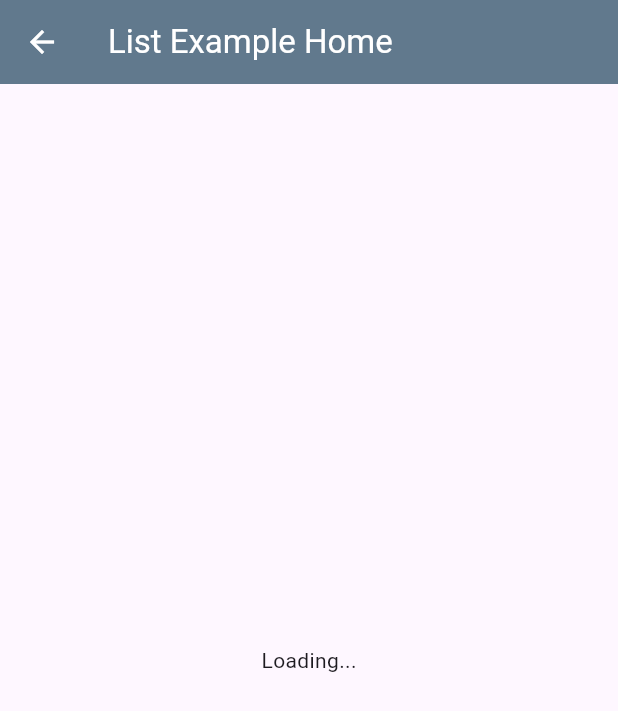
After one commit to Purvik/SwipeTo, a Flutter app: the screen it shows after launch, after a tap on the "list alt" icon, on a phone screen of 412 x 824 dp. The commit adds this screen. Shown: the top 711 px of the screen. Run offline on Flutter 3.47's test engine with Material 3 defaults, Android fonts, the phone set to English and light mode, and no system bars.

Commit message:
Added ListView usage instructions and example

```diff
--- /dev/null
+++ b/example/lib/list_home.dart
@@ -0,0 +1,96 @@
+import 'dart:async';
+import 'dart:developer';
+
+import 'package:flutter/material.dart';
+import 'package:swipe_to/swipe_to.dart';
+
+class ListHome extends StatefulWidget {
+  const ListHome({Key? key}) : super(key: key);
+
+  @override
+  State<ListHome> createState() => _ListHomeState();
+}
+
+class _ListHomeState extends State<ListHome> {
+  Stream<List<String>> loadNames() async* {
+    late final StreamController<List<String>> controller;
+    controller = StreamController<List<String>>();
+    int counter = 0;
+    List<String> _names = List<String>.empty(growable: true);
+    void tick(Timer timer) {
+      counter++;
+      // _names.add("name $counter");
+      _names.insert(0, "Name $counter");
+      controller.add(_names); // Ask stream to send counter values as event.
+      if (counter >= 15) {
+        timer.cancel();
+        controller.close(); // Ask stream to shut down and tell listeners.
+      }
+    }
+
+    Timer.periodic(const Duration(seconds: 3), tick);
+    yield* controller.stream; // In this line, add the * after yield
+  }
+
+  @override
+  Widget build(BuildContext context) {
+    return Scaffold(
+      appBar: AppBar(
+        title: const Text('List Example Home'),
+        foregroundColor: Colors.white,
+        backgroundColor: Colors.blueGrey,
+        elevation: 4.0,
+      ),
+      body: Container(
+          padding: const EdgeInsets.symmetric(
+            horizontal: 16.0,
+            vertical: 8.0,
+          ),
+          child: StreamBuilder<List<String>>(
+            stream: loadNames(),
+            builder:
+                (BuildContext context, AsyncSnapshot<List<String>> snapshot) {
+              if (snapshot.hasError) {
+                return const Text('Something went wrong');
+              }
+              if (snapshot.connectionState == ConnectionState.waiting) {
+                return const Center(child: Text("Loading..."));
+              }
+              if (snapshot.hasData) {
+                return ListView(
+                  children: snapshot.data!.map((name) {
+                    return SwipeTo(
+                      key: UniqueKey(),
+                      iconOnLeftSwipe: Icons.arrow_forward,
+                      iconOnRightSwipe: Icons.arrow_back,
+                      onRightSwipe: (details) {
+                        log("\n Left Swipe Data --> $name");
+                      },
+                      swipeSensitivity: 20,
+                      child: Padding(
+                        padding: const EdgeInsets.symmetric(vertical: 4.0),
+                        child: ListTile(
+                          tileColor: Colors.cyan.shade200,
+                          title: Text(name),
+                          dense: true,
+                          shape: RoundedRectangleBorder(
+                            borderRadius: BorderRadius.circular(10.0),
+                          ),
+                        ),
+                      ),
+                    );
+                  }).toList(),
+                );
+              } else {
+                // ignore: avoid_unnecessary_containers
+                return Container(
+                  child: const Center(
+                    child: Text("No Data in Stream"),
+                  ),
+                );
+              }
+            },
+          )),
+    );
+  }
+}
--- a/example/lib/main.dart
+++ b/example/lib/main.dart
@@ -1,3 +1,4 @@
+import 'package:example/list_home.dart';
 import 'package:flutter/material.dart';
 import 'package:swipe_to/swipe_to.dart';
 
@@ -41,6 +42,24 @@ class _AppHomeState extends State<AppHome> {
       key: _scaffoldKey,
       appBar: AppBar(
         title: const Text('Swipe To Example'),
+        foregroundColor: Colors.white,
+        backgroundColor: Colors.blueGrey,
+        elevation: 4.0,
+        actions: [
+          IconButton(
+            onPressed: () {
+              Navigator.push(
+                context,
+                MaterialPageRoute(
+                  builder: (context) => const ListHome(),
+                ),
+              );
+            },
+            icon: const Icon(
+              Icons.list_alt_rounded,
+            ),
+          ),
+        ],
       ),
       body: Container(
         padding: const EdgeInsets.symmetric(
--- a/pubspec.yaml
+++ b/pubspec.yaml
@@ -1,6 +1,6 @@
 name: swipe_to
 description: SwipeTo is a wrapper for a chat view widget which can be used initiate callback when user horizontally swipe on it.
-version: 1.0.5
+version: 1.0.6
 homepage: https://github.com/Purvik/SwipeTo.git
 
 environment:
```
Also changed, not shown: example/pubspec.lock, pubspec.lock, 5 other files.
